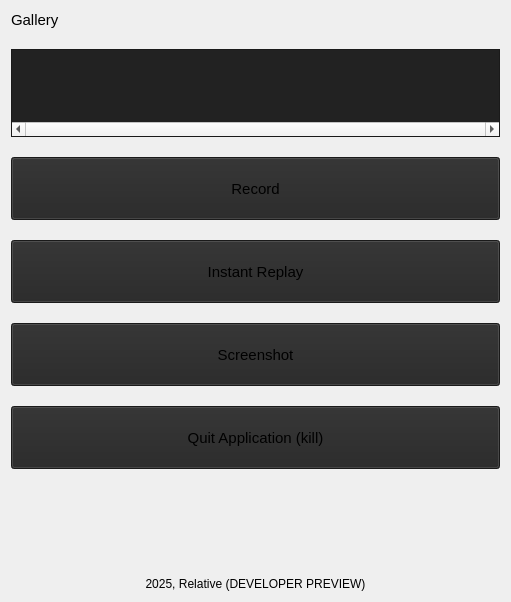
The window that ui/MainPage.ui (relativemodder/gpu-screen-recorder-qt) describes before a commit, drawn with Qt 5.
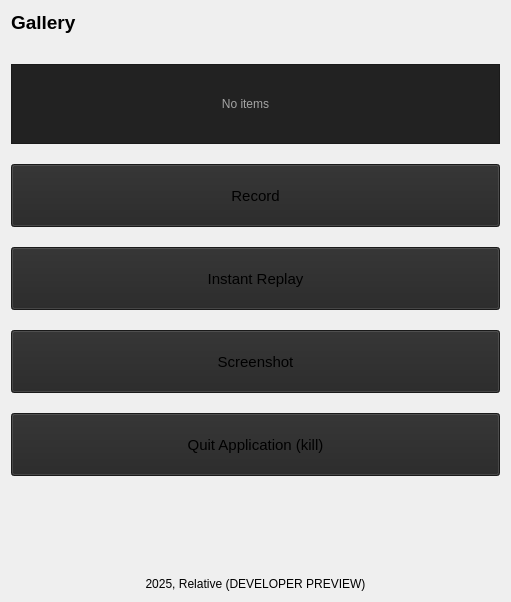
The same window after the commit. Icons and pictures are not drawn.

Patch:
```diff
--- a/ui/MainPage.ui
+++ b/ui/MainPage.ui
@@ -33,7 +33,8 @@
       <widget class="QLabel" name="label">
        <property name="font">
         <font>
-         <pointsize>11</pointsize>
+         <pointsize>14</pointsize>
+         <bold>true</bold>
         </font>
        </property>
        <property name="text">
@@ -49,14 +50,20 @@
          <height>200</height>
         </size>
        </property>
+       <property name="font">
+        <font>
+         <pointsize>11</pointsize>
+        </font>
+       </property>
        <property name="styleSheet">
-        <string notr="true">background-color: #222222;</string>
+        <string notr="true">background-color: #222222;
+margin-top: 10px;</string>
        </property>
        <property name="verticalScrollBarPolicy">
         <enum>Qt::ScrollBarPolicy::ScrollBarAlwaysOff</enum>
        </property>
        <property name="horizontalScrollBarPolicy">
-        <enum>Qt::ScrollBarPolicy::ScrollBarAlwaysOn</enum>
+        <enum>Qt::ScrollBarPolicy::ScrollBarAsNeeded</enum>
        </property>
        <property name="widgetResizable">
         <bool>true</bool>
@@ -66,10 +73,41 @@
          <rect>
           <x>0</x>
           <y>0</y>
-          <width>489</width>
-          <height>58</height>
+          <width>469</width>
+          <height>68</height>
          </rect>
         </property>
+        <layout class="QHBoxLayout" name="horizontalLayout_2">
+         <property name="leftMargin">
+          <number>0</number>
+         </property>
+         <property name="topMargin">
+          <number>0</number>
+         </property>
+         <property name="rightMargin">
+          <number>0</number>
+         </property>
+         <property name="bottomMargin">
+          <number>0</number>
+         </property>
+         <item>
+          <layout class="QHBoxLayout" name="horizontalLayout">
+           <item>
+            <widget class="QLabel" name="label_3">
+             <property name="styleSheet">
+              <string notr="true">color: #a4a4a4;</string>
+             </property>
+             <property name="text">
+              <string>No items</string>
+             </property>
+             <property name="alignment">
+              <set>Qt::AlignmentFlag::AlignCenter</set>
+             </property>
+            </widget>
+           </item>
+          </layout>
+         </item>
+        </layout>
        </widget>
       </widget>
      </item>
```
